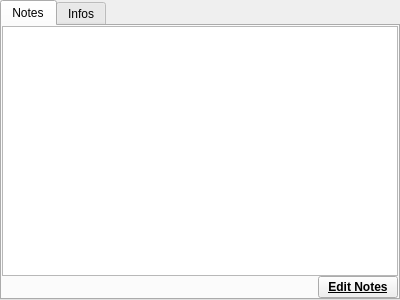
The window that tools/maya/cloth/dynEval/ud/wgCacheInfo.ui (snaress/studio) describes before a commit, drawn with Qt 5.
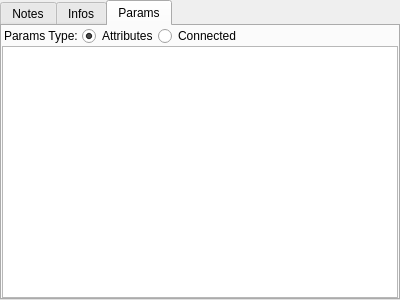
The same window after the commit. The open tabs and pages were chosen to show the change.

Commit message: Add CacheFileParams options

```diff
--- a/tools/maya/cloth/dynEval/ud/wgCacheInfo.ui
+++ b/tools/maya/cloth/dynEval/ud/wgCacheInfo.ui
@@ -100,6 +100,96 @@
        </item>
       </layout>
      </widget>
+     <widget class="QWidget" name="tabParams">
+      <attribute name="title">
+       <string>Params</string>
+      </attribute>
+      <layout class="QGridLayout" name="gridLayout_4">
+       <property name="margin">
+        <number>0</number>
+       </property>
+       <property name="spacing">
+        <number>0</number>
+       </property>
+       <item row="1" column="0">
+        <widget class="QTreeWidget" name="twParams">
+         <property name="selectionMode">
+          <enum>QAbstractItemView::ExtendedSelection</enum>
+         </property>
+         <property name="expandsOnDoubleClick">
+          <bool>false</bool>
+         </property>
+         <attribute name="headerVisible">
+          <bool>false</bool>
+         </attribute>
+         <column>
+          <property name="text">
+           <string notr="true">1</string>
+          </property>
+         </column>
+        </widget>
+       </item>
+       <item row="0" column="0">
+        <layout class="QHBoxLayout" name="hlParamsType">
+         <property name="leftMargin">
+          <number>2</number>
+         </property>
+         <property name="topMargin">
+          <number>0</number>
+         </property>
+         <property name="rightMargin">
+          <number>2</number>
+         </property>
+         <property name="bottomMargin">
+          <number>0</number>
+         </property>
+         <item>
+          <widget class="QLabel" name="lParamsType">
+           <property name="text">
+            <string>Params Type: </string>
+           </property>
+          </widget>
+         </item>
+         <item>
+          <widget class="QRadioButton" name="rbAttrs">
+           <property name="text">
+            <string>Attributes</string>
+           </property>
+           <property name="checked">
+            <bool>true</bool>
+           </property>
+           <attribute name="buttonGroup">
+            <string notr="true">bgParamsType</string>
+           </attribute>
+          </widget>
+         </item>
+         <item>
+          <widget class="QRadioButton" name="rbConns">
+           <property name="text">
+            <string>Connected</string>
+           </property>
+           <attribute name="buttonGroup">
+            <string notr="true">bgParamsType</string>
+           </attribute>
+          </widget>
+         </item>
+         <item>
+          <spacer name="horizontalSpacer_2">
+           <property name="orientation">
+            <enum>Qt::Horizontal</enum>
+           </property>
+           <property name="sizeHint" stdset="0">
+            <size>
+             <width>40</width>
+             <height>20</height>
+            </size>
+           </property>
+          </spacer>
+         </item>
+        </layout>
+       </item>
+      </layout>
+     </widget>
     </widget>
    </item>
   </layout>
```
Left out of the diff: 3 changed lines with no effect on the pictures. The commit also changes 10 other files.
